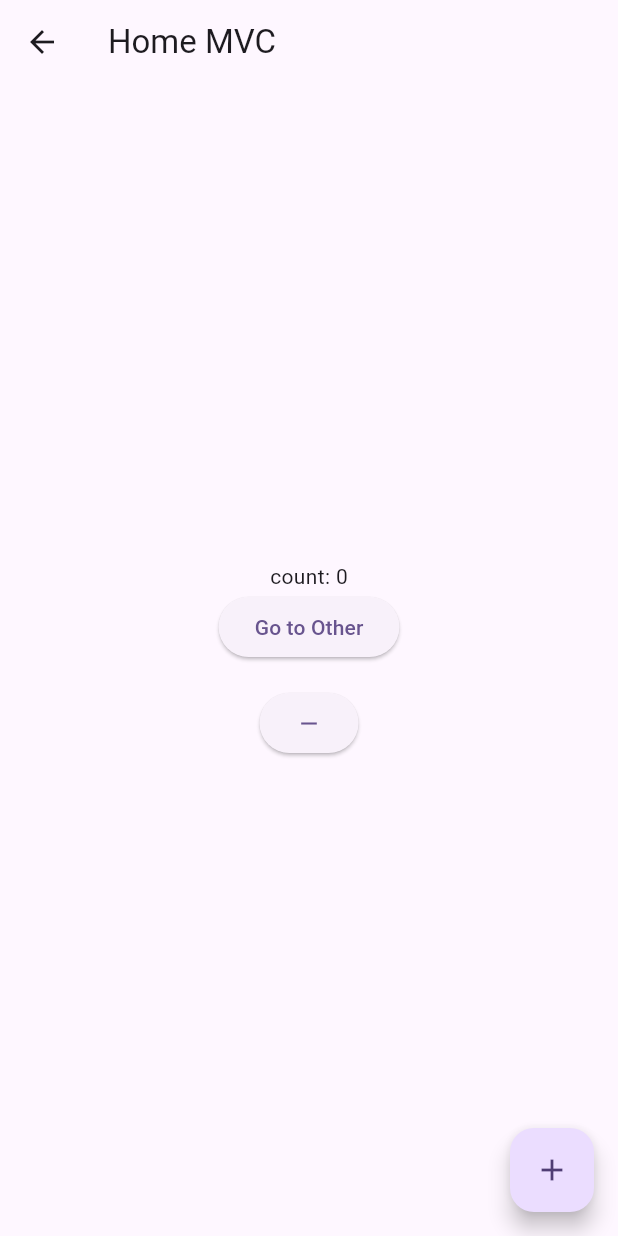
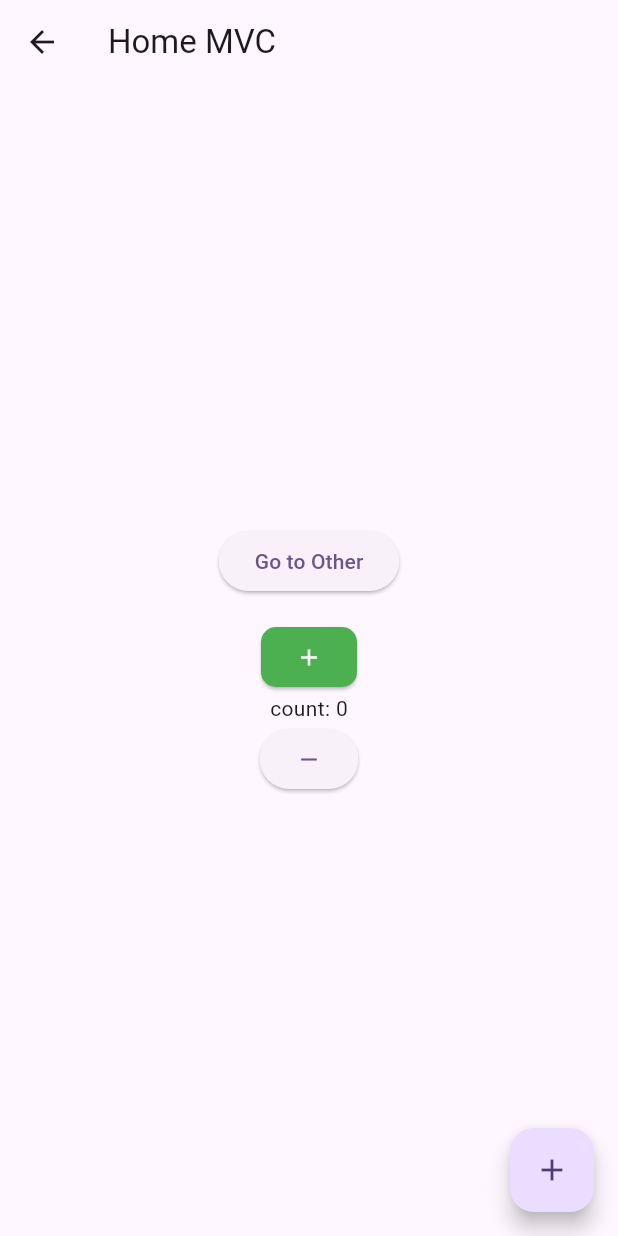
Before and after one commit to abdulaziz-alhashedi/flutter_get, a Flutter app: the Home screen opened directly, on a phone screen of 412 x 824 dp. Run offline on Flutter 3.47's test engine with Material 3 defaults, Android fonts, the phone set to English and light mode, and no system bars; our stand-ins replace get.

Commit message:
refactor: restyle and reorder buttons in home view, and explicitly type controller methods in the controller.

```diff
--- a/lib/controller/homecontreller.dart
+++ b/lib/controller/homecontreller.dart
@@ -3,7 +3,7 @@ import 'package:get/get.dart';
 
 class Controller extends GetxController{
   var count = 0.obs;
-  increment() => count++;
+  dynamic increment() => count++;
 
-  decrement() => count--;
+  dynamic decrement() => count--;
 }
--- a/lib/view/homeview.dart
+++ b/lib/view/homeview.dart
@@ -21,19 +21,37 @@ class Home extends StatelessWidget {
             //     return Text("Clicks: ${controller.count}");
             //   },
             // ),
-            Obx(() => Text("count: ${c.count}")),
             ElevatedButton(
               child: Text("Go to Other"),
               onPressed: () => Get.to(Other()),
             ),
+
             const SizedBox(height: 16),
-            ElevatedButton(child: Icon(Icons.remove), onPressed: c.decrement),
+
+            Container(
+              margin: EdgeInsets.symmetric(horizontal: 20),
+              child: ElevatedButton(
+                style: ElevatedButton.styleFrom(
+                  backgroundColor: Colors.green,
+                  foregroundColor: Colors.white,
+                  shape: RoundedRectangleBorder(
+                    borderRadius: BorderRadius.circular(10),
+                  ),
+                  padding: EdgeInsets.symmetric(horizontal: 20, vertical: 10),
+                ),
+                onPressed: c.increment,
+                child: Icon(Icons.add),
+              ),
+            ),
+            Obx(() => Text("count: ${c.count}")),
+
+            ElevatedButton(onPressed: c.decrement, child: Icon(Icons.remove)),
           ],
         ),
       ),
       floatingActionButton: FloatingActionButton(
+        onPressed: c.increment,
         child: Icon(Icons.add),
-        onPressed: c.increment,
       ),
     );
   }
```
